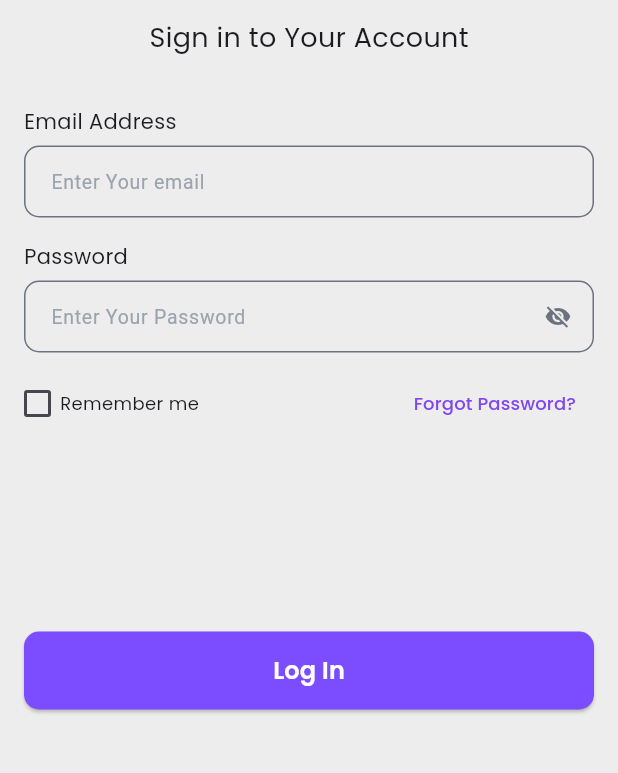
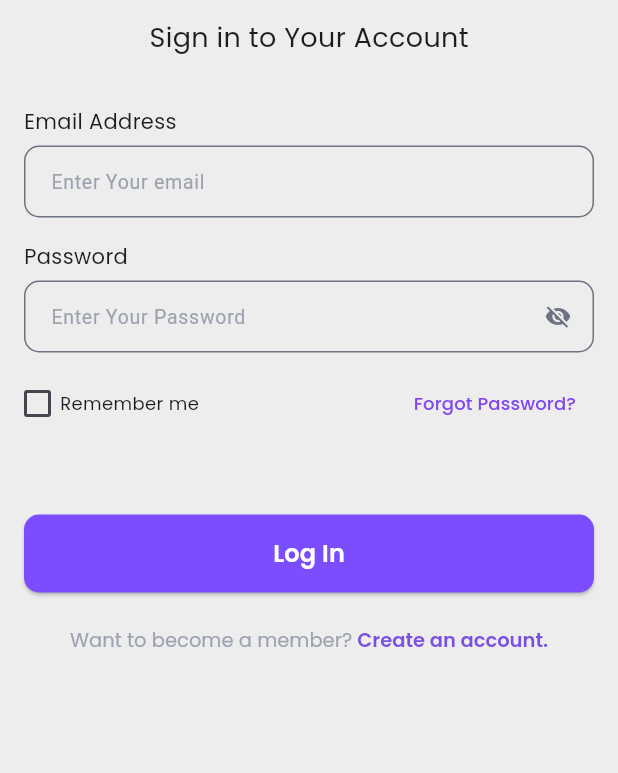
Before and after one commit to venkateshdigitalraiz-project/MedicompareVendor, a Flutter app: the screen it shows after launch, on a phone screen of 412 x 824 dp, the part 273-1046 px from its top. Run offline on Flutter 3.47's test engine with Material 3 defaults, Android fonts, the phone set to English and light mode, and no system bars; our stand-ins replace country_picker, dotted_border, equatable, file_picker, flutter_bloc, go_router and 4 more.

Commit message:
add url_launcher for account creation through vendor panel

```diff
--- a/lib/features/auth/presentation/widgets/login_form.dart
+++ b/lib/features/auth/presentation/widgets/login_form.dart
@@ -2,11 +2,13 @@ import 'package:MediCompare/core/constants/app_colors.dart';
 import 'package:MediCompare/core/utils/token_storage.dart';
 import 'package:MediCompare/features/auth/auth_injection.dart';
 import 'package:MediCompare/features/vendor_profile/presentation/providers/vendor_profile_provider.dart';
+import 'package:flutter/gestures.dart';
 import 'package:flutter/material.dart';
 import 'package:go_router/go_router.dart';
 import 'package:google_fonts/google_fonts.dart';
 import 'package:provider/provider.dart';
 import 'package:flutter_bloc/flutter_bloc.dart';
+import 'package:url_launcher/url_launcher.dart';
 import '../../../../features/dashboard/presentation/bloc/dashboard_bloc.dart';
 import '../../../../features/dashboard/presentation/bloc/dashboard_event.dart';
 
@@ -185,7 +187,7 @@ class _LoginFormState extends State<LoginForm> {
               ],
             ),
 
-            const SizedBox(height: 128),
+            const SizedBox(height: 50),
 
             /// LOGIN BUTTON
             SizedBox(
@@ -218,31 +220,39 @@ class _LoginFormState extends State<LoginForm> {
                       ),
               ),
             ),
-
             const SizedBox(height: 22),
 
-            // /// REGISTER
-            // Row(
-            //   mainAxisAlignment: MainAxisAlignment.center,
-            //   children: [
-            //     Text(
-            //       "New Vendor? ",
-            //       style: GoogleFonts.poppins(fontSize: 12),
-            //     ),
-            //     TextButton(
-            //       onPressed: () {
-            //         context.push('/register');
-            //       },
-            //       child: Text(
-            //         "Register Here",
-            //         style: GoogleFonts.poppins(
-            //           fontSize: 12,
-            //           color: AppColors.primary,
-            //         ),
-            //       ),
-            //     ),
-            //   ],
-            // ),
+            /// REGISTER
+            RichText(
+              text: TextSpan(
+                text: "Want to become a member? ",
+                style: GoogleFonts.poppins(
+                  fontSize: 13,
+                  color: AppColors.textSecondary,
+                ),
+                children: [
+                  TextSpan(
+                    text: "Create an account.",
+                    style: GoogleFonts.poppins(
+                      fontSize: 13,
+                      color: AppColors.primary,
+                      fontWeight: FontWeight.w600,
+                    ),
+                    recognizer: TapGestureRecognizer()
+                      ..onTap = () async {
+                        final url = Uri.parse('https://vendor.medicompares.com/register');
+                        try {
+                          await launchUrl(url, mode: LaunchMode.externalApplication);
+                        } catch (e) {
+                          debugPrint('Could not launch URL: $e');
+                          // Fallback to in-app if external fails
+                          await launchUrl(url, mode: LaunchMode.platformDefault);
+                        }
+                      },
+                  ),
+                ],
+              ),
+            ),
 
             const SizedBox(height: 20),
           ],
--- a/lib/features/home/presentation/pages/bulk_upload_page.dart
+++ b/lib/features/home/presentation/pages/bulk_upload_page.dart
@@ -39,6 +39,8 @@ class _BulkUploadPageState extends State<BulkUploadPage> {
       );
     }
   }
+
+
 
   @override
   Widget build(BuildContext context) {
--- a/lib/features/vendor_profile/presentation/pages/step1_personal_details_screen.dart
+++ b/lib/features/vendor_profile/presentation/pages/step1_personal_details_screen.dart
@@ -7,7 +7,7 @@ import 'package:dotted_border/dotted_border.dart';
 import 'package:provider/provider.dart';
 import '../../../../core/constants/app_colors.dart';
 import '../providers/vendor_profile_provider.dart';
-import '../../vendor_profile_injection.dart';
+
 
 class Step1PersonalDetailsScreen extends StatefulWidget {
   const Step1PersonalDetailsScreen({super.key});
--- a/pubspec.yaml
+++ b/pubspec.yaml
@@ -28,6 +28,7 @@ dependencies:
   shared_preferences: ^2.5.4
   flutter_bloc: ^9.1.1
   equatable: ^2.0.8
+  url_launcher: ^6.3.2
 
 dev_dependencies:
   flutter_test:
```
Also changed, not shown: pubspec.lock, 6 other files.
